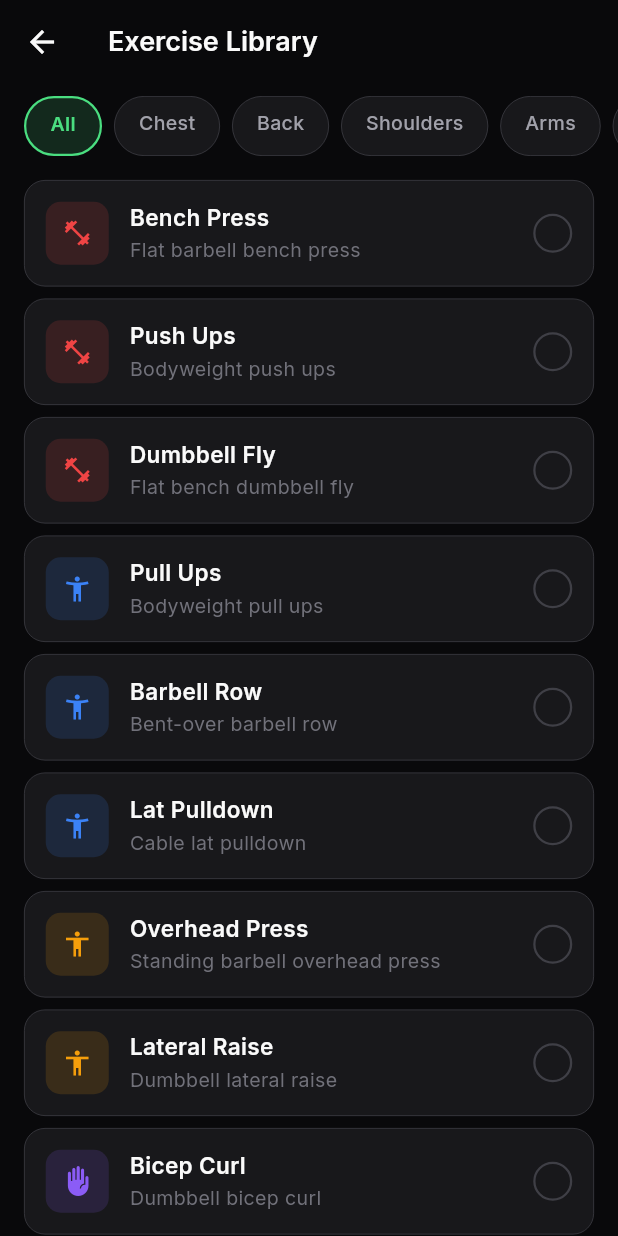
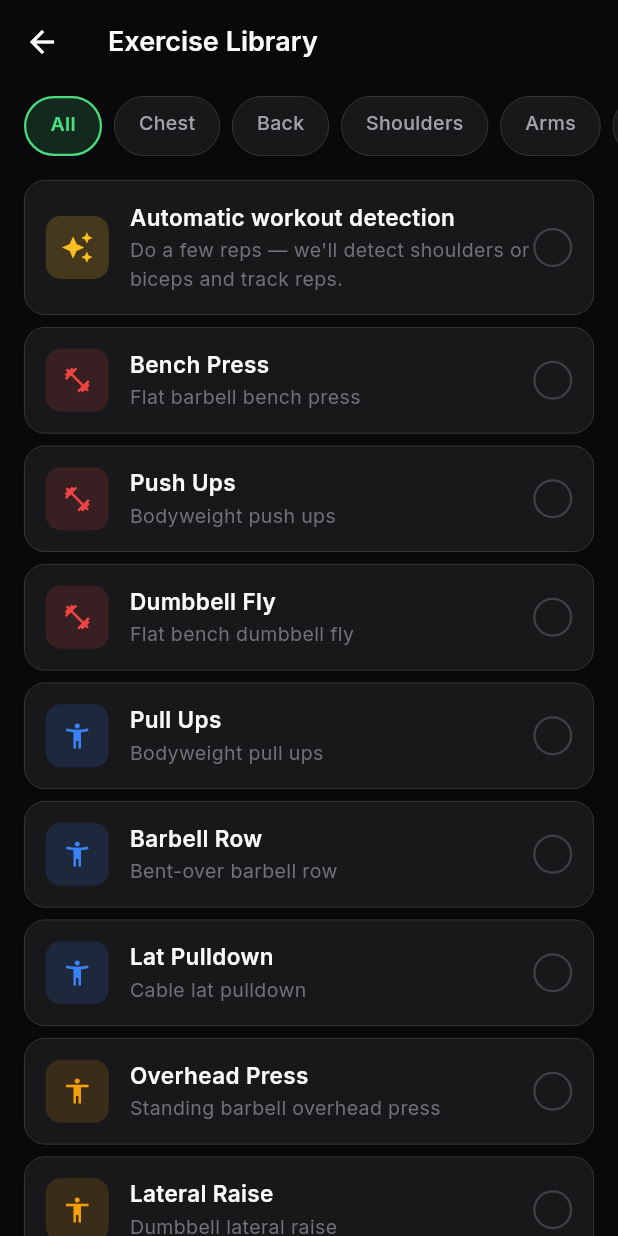
Before and after one commit to hawkbsilleee/Auto-Gains, a Flutter app: the LibraryScreen screen opened directly, on a phone screen of 412 x 824 dp. Run offline on Flutter 3.47's test engine with Material 3 defaults, Android fonts, the phone set to English and light mode, and no system bars; our stand-ins replace fl_chart, google_fonts, sensors_plus.

Commit message:
auto detection

```diff
--- a/auto_gains/lib/screens/library_screen.dart
+++ b/auto_gains/lib/screens/library_screen.dart
@@ -5,6 +5,7 @@ import '../models/exercise.dart';
 import '../data/exercise_library.dart';
 import '../services/rep_detector.dart';
 import 'active_workout_screen.dart';
+import 'workout_detection_screen.dart';
 
 class LibraryScreen extends StatefulWidget {
   const LibraryScreen({super.key});
@@ -17,6 +18,7 @@ class _LibraryScreenState extends State<LibraryScreen> {
   MuscleGroup? _selectedGroup;
   final Set<Exercise> _selected = {};
   DetectionMode _detectionMode = DetectionMode.simulation;
+  bool _autoDetectSelected = false;
 
   List<Exercise> get _filtered {
     if (_selectedGroup == null) return exerciseLibrary;
@@ -39,7 +41,9 @@ class _LibraryScreenState extends State<LibraryScreen> {
           Expanded(child: _buildExerciseList()),
         ],
       ),
-      bottomNavigationBar: _selected.isNotEmpty ? _buildBottomBar() : null,
+      bottomNavigationBar: (_selected.isNotEmpty || _autoDetectSelected)
+          ? _buildBottomBar()
+          : null,
     );
   }
 
@@ -98,15 +102,17 @@ class _LibraryScreenState extends State<LibraryScreen> {
   Widget _buildExerciseList() {
     return ListView.builder(
       padding: const EdgeInsets.symmetric(horizontal: 16, vertical: 8),
-      itemCount: _filtered.length,
+      itemCount: 1 + _filtered.length,
       itemBuilder: (context, index) {
-        final exercise = _filtered[index];
+        if (index == 0) return _buildAutoDetectTile();
+        final exercise = _filtered[index - 1];
         final isSelected = _selected.contains(exercise);
         return Padding(
           padding: const EdgeInsets.only(bottom: 8),
           child: GestureDetector(
             onTap: () {
               setState(() {
+                _autoDetectSelected = false;
                 if (isSelected) {
                   _selected.remove(exercise);
                 } else {
@@ -195,7 +201,132 @@ class _LibraryScreenState extends State<LibraryScreen> {
     );
   }
 
+  Widget _buildAutoDetectTile() {
+    final isSelected = _autoDetectSelected;
+    return Padding(
+      padding: const EdgeInsets.only(bottom: 8),
+      child: GestureDetector(
+        onTap: () {
+          setState(() {
+            _autoDetectSelected = !_autoDetectSelected;
+            if (_autoDetectSelected) _selected.clear();
+          });
+        },
+        child: Container(
+          padding: const EdgeInsets.all(14),
+          decoration: BoxDecoration(
+            color: isSelected
+                ? AppColors.accent.withValues(alpha: 0.12)
+                : AppColors.surface,
+            borderRadius: BorderRadius.circular(14),
+            border: Border.all(
+              color: isSelected
+                  ? AppColors.accent.withValues(alpha: 0.6)
+                  : AppColors.border,
+              width: isSelected ? 1.5 : 0.5,
+            ),
+          ),
+          child: Row(
+            children: [
+              Container(
+                width: 42,
+                height: 42,
+                decoration: BoxDecoration(
+                  color: AppColors.accent.withValues(alpha: 0.2),
+                  borderRadius: BorderRadius.circular(10),
+                ),
+                child: const Icon(
+                  Icons.auto_awesome,
+                  color: AppColors.accent,
+                  size: 22,
+                ),
+              ),
+              const SizedBox(width: 14),
+              Expanded(
+                child: Column(
+                  crossAxisAlignment: CrossAxisAlignment.start,
+                  children: [
+                    const Text(
+                      'Automatic workout detection',
+                      style: TextStyle(
+                        fontSize: 15,
+                        fontWeight: FontWeight.w600,
+                        color: AppColors.textPrimary,
+                      ),
+                    ),
+                    const SizedBox(height: 2),
+                    Text(
+                      'Do a few reps — we\'ll detect shoulders or biceps and track reps.',
+                      style: const TextStyle(
+                        fontSize: 13,
+                        color: AppColors.textTertiary,
+                      ),
+                    ),
+                  ],
+                ),
+              ),
+              if (isSelected)
+                Container(
+                  width: 26,
+                  height: 26,
+                  decoration: const BoxDecoration(
+                    color: AppColors.accent,
+                    shape: BoxShape.circle,
+                  ),
+                  child: const Icon(Icons.check, size: 16, color: Colors.white),
+                )
+              else
+                Container(
+                  width: 26,
+                  height: 26,
+                  decoration: BoxDecoration(
+                    shape: BoxShape.circle,
+                    border: Border.all(color: AppColors.border, width: 1.5),
+                  ),
+                ),
+            ],
+          ),
+        ),
+      ),
+    );
+  }
+
   Widget _buildBottomBar() {
+    if (_autoDetectSelected) {
+      return SafeArea(
+        child: Container(
+          padding: const EdgeInsets.all(16),
+          decoration: const BoxDecoration(
+            color: AppColors.background,
+            border: Border(top: BorderSide(color: AppColors.border, width: 0.5)),
+          ),
+          child: SizedBox(
+            width: double.infinity,
+            child: ElevatedButton(
+              onPressed: () {
+                Navigator.push(
+                  context,
+                  MaterialPageRoute(
+                    builder: (_) => const WorkoutDetectionScreen(),
+                  ),
+                );
+              },
+              style: ElevatedButton.styleFrom(
+                backgroundColor: AppColors.accent,
+                foregroundColor: AppColors.background,
+              ),
+              child: Text(
+                'Begin (auto-detect)',
+                style: GoogleFonts.inter(
+                  fontSize: 16,
+                  fontWeight: FontWeight.w600,
+                ),
+              ),
+            ),
+          ),
+        ),
+      );
+    }
     return SafeArea(
       child: Container(
         padding: const EdgeInsets.all(16),
```
Also changed, not shown: auto_gains/lib/data/exercise_library.dart (+17 -0 lines), auto_gains/lib/screens/active_workout_screen.dart (+28 -4 lines), auto_gains/lib/screens/workout_detection_screen.dart (added, +224 -0 lines), auto_gains/lib/services/arduino_service.dart (+35 -0 lines), auto_gains/lib/services/rep_detector.dart (+16 -5 lines), auto_gains/flutter_01.png (added), 4 other files.
